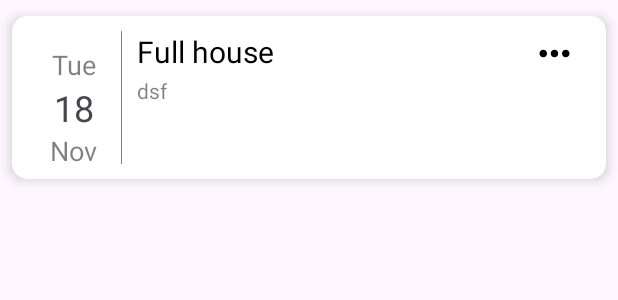
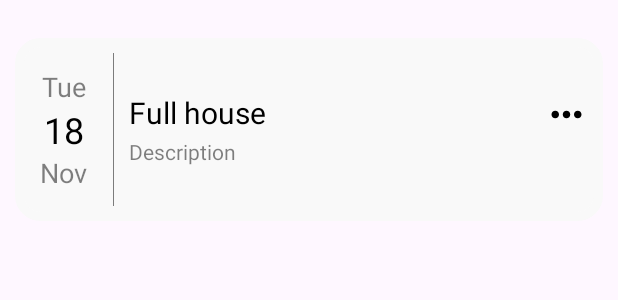
Before and after one commit to maciej-bartoszewski/Planner-Mobile, an Android app: the layout activity_todo_container.xml on its own in the app's theme, with its tools: preview values and no code run, on a phone screen of 412 x 824 dp. Shown: the top 300 px of the screen. Run offline under Robolectric (Android 15) with nearby library versions, the phone set to English and light mode, and no system bars.

Commit message:
Implementacja Wyświetlania notatek

```diff
--- a/app/src/main/java/com/example/planner/ActivityToDo.java
+++ b/app/src/main/java/com/example/planner/ActivityToDo.java
@@ -5,11 +5,13 @@ import android.content.Intent;
 import android.graphics.Color;
 import android.graphics.drawable.ColorDrawable;
 import android.os.Bundle;
+import android.view.LayoutInflater;
 import android.view.View;
 import android.view.ViewGroup;
 import android.widget.Button;
 import android.widget.EditText;
 import android.widget.ImageButton;
+import android.widget.ImageView;
 import android.widget.LinearLayout;
 import android.widget.TextView;
 import android.widget.Toast;
@@ -23,6 +25,7 @@ import com.google.android.gms.tasks.OnSuccessListener;
 import com.google.android.material.navigation.NavigationView;
 import com.google.firebase.firestore.DocumentReference;
 import com.google.firebase.firestore.FirebaseFirestore;
+import com.google.firebase.firestore.QueryDocumentSnapshot;
 
 import java.text.ParseException;
 import java.text.SimpleDateFormat;
@@ -163,7 +166,7 @@ public class ActivityToDo extends AppCompatActivity {
                             public void onSuccess(DocumentReference documentReference) {
                                 Toast.makeText(ActivityToDo.this, "Dodano notatke", Toast.LENGTH_SHORT).show();
                                 containerLayout.removeAllViews();
-//                                displayNotes();
+                                displayNotes();
                             }
                         }).addOnFailureListener(new OnFailureListener() {
                             @Override
@@ -175,7 +178,7 @@ public class ActivityToDo extends AppCompatActivity {
                             addNotePopUp.dismiss();
                         }
                     } else {
-                        invalidDate.setText("Niepoprawna data (Format DD/MM/RR)");
+                        invalidDate.setText("Niepoprawna data");
                         invalidDate.setVisibility(View.VISIBLE);
                     }
                 }
@@ -183,5 +186,48 @@ public class ActivityToDo extends AppCompatActivity {
         });
 
     }
+    private void displayNotes() {
+        db.collection("toDoList")
+                .get()
+                .addOnCompleteListener(task -> {
+                    for (QueryDocumentSnapshot document : task.getResult()) {
 
+                        Map<String, Object> data = document.getData();
+                        if (data.get("email").toString().equals(user.getEmail())) {
+
+
+                            LayoutInflater inflater = LayoutInflater.from(this);
+                            View newLayout = inflater.inflate(R.layout.activity_todo_container, containerLayout, false);
+
+                            TextView title = newLayout.findViewById(R.id.title);
+                            TextView description = newLayout.findViewById(R.id.description);
+                            TextView dateText = newLayout.findViewById(R.id.date);
+                            TextView dayText = newLayout.findViewById(R.id.day);
+                            TextView monthText = newLayout.findViewById(R.id.month);
+                            ImageView options = newLayout.findViewById(R.id.options);
+
+                            title.setText(data.get("title").toString());
+                            description.setText(data.get("description").toString());
+
+                            String dateString = data.get("date").toString();
+                            try {
+                                Date date = new SimpleDateFormat("dd/MM/yy", Locale.getDefault()).parse(dateString);
+
+                                String day = new SimpleDateFormat("dd", Locale.getDefault()).format(date);
+                                dateText.setText(day);
+
+                                String dayOfWeek = new SimpleDateFormat("EEE", Locale.getDefault()).format(date);
+                                dayText.setText(dayOfWeek);
+
+                                String month = new SimpleDateFormat("MMM", Locale.getDefault()).format(date);
+                                monthText.setText(month);
+
+                            } catch (Exception e) {
+                                e.printStackTrace();
+                            }
+                            containerLayout.addView(newLayout);
+                        }
+                    }
+                });
+    }
 }
--- /dev/null
+++ b/app/src/main/res/drawable/box_color_white_note.xml
@@ -0,0 +1,7 @@
+<?xml version="1.0" encoding="utf-8"?>
+<shape xmlns:android="http://schemas.android.com/apk/res/android">
+    <solid android:color="#F9F9F9"></solid>
+    <stroke android:width="6dp"
+        android:color="#F9F9F9"/>
+    <corners android:radius="14dp"/>
+</shape>
--- a/app/src/main/res/layout/activity_todo_container.xml
+++ b/app/src/main/res/layout/activity_todo_container.xml
@@ -1,130 +1,111 @@
 <?xml version="1.0" encoding="utf-8"?>
-<androidx.cardview.widget.CardView xmlns:android="http://schemas.android.com/apk/res/android"
-    android:layout_width="match_parent"
+<LinearLayout xmlns:android="http://schemas.android.com/apk/res/android"
     xmlns:app="http://schemas.android.com/apk/res-auto"
     xmlns:tools="http://schemas.android.com/tools"
-    app:cardUseCompatPadding="true"
-    app:cardElevation="5dp"
-    app:cardCornerRadius="10dp"
-    app:contentPadding="10dp"
-    android:layout_height="130dp">
+    android:background="@drawable/box_color_white_note"
+    android:layout_height="wrap_content"
+    android:layout_width="match_parent"
+    android:orientation="horizontal"
+    android:layout_marginStart="10dp"
+    android:layout_marginTop="25dp"
+    android:layout_marginEnd="10dp"
+    android:paddingTop="10dp"
+    android:paddingBottom="10dp">
 
     <LinearLayout
+        android:backgroundTint="@null"
+        android:layout_height="wrap_content"
+        android:layout_marginLeft="5dp"
+        android:layout_marginRight="5dp"
+        android:layout_marginTop="10dp"
+        android:layout_marginBottom="10dp"
+        android:layout_weight="1"
         android:layout_width="match_parent"
-        android:layout_height="match_parent"
-        android:orientation="horizontal">
-
-        <LinearLayout
-            android:layout_width="match_parent"
-            android:layout_height="match_parent"
-            android:layout_marginLeft="5dp"
-            android:layout_marginTop="10dp"
-            android:layout_marginRight="5dp"
-            android:layout_weight="1"
-            android:orientation="vertical">
+        android:orientation="vertical"
+        android:gravity="center"
+        android:layout_gravity="center">
 
         <TextView
+            android:alpha="0.5"
             android:id="@+id/day"
+            android:layout_gravity="center"
+            android:layout_height="wrap_content"
             android:layout_width="wrap_content"
-                android:layout_height="wrap_content"
-                android:layout_gravity="center"
-                android:alpha="0.5"
             android:text="Tue"
-                android:textColor="@android:color/black"
+            android:textColor="#000000"
             android:textSize="18sp" />
 
         <TextView
             android:id="@+id/date"
+            android:layout_gravity="center"
+            android:layout_height="wrap_content"
             android:layout_width="wrap_content"
-                android:layout_height="wrap_content"
-                android:layout_gravity="center"
             android:text="18"
+            android:textColor="#000000"
             android:textSize="24sp" />
 
         <TextView
+            android:alpha="0.5"
             android:id="@+id/month"
+            android:layout_gravity="center"
+            android:layout_height="wrap_content"
             android:layout_width="wrap_content"
-                android:layout_height="wrap_content"
-                android:layout_gravity="center"
-                android:alpha="0.5"
             android:text="Nov"
-                android:textColor="@android:color/black"
+            android:textColor="#000000"
             android:textSize="18sp" />
 
     </LinearLayout>
 
     <View
-            android:layout_width="0.5dp"
+        android:alpha="0.5"
+        android:background="#000000"
+        android:backgroundTint="@null"
         android:layout_height="match_parent"
-            android:alpha="0.5"
-            android:background="@android:color/black"/>
+        android:layout_width="0.5dp" />
 
     <LinearLayout
-            android:layout_width="match_parent"
+        android:backgroundTint="@null"
+        android:layout_gravity="center"
         android:layout_height="wrap_content"
-            android:layout_gravity="center"
         android:layout_marginLeft="10dp"
         android:layout_marginRight="10dp"
         android:layout_weight="0.2"
+        android:layout_width="match_parent"
         android:orientation="vertical">
 
         <LinearLayout
-                android:layout_width="match_parent"
-                android:layout_height="wrap_content">
+            android:layout_height="wrap_content"
+            android:layout_width="match_parent">
 
             <TextView
                 android:id="@+id/title"
-                    android:layout_width="wrap_content"
                 android:layout_height="wrap_content"
                 android:layout_weight="1"
+                android:layout_width="wrap_content"
                 android:singleLine="true"
                 android:textColor="@android:color/black"
                 android:textSize="20sp"
                 tools:text="Full house" />
 
             <ImageView
+                android:background="@drawable/icon_more"
                 android:id="@+id/options"
-                    android:layout_width="30dp"
                 android:layout_height="30dp"
-                    android:background="@drawable/icon_more" />
+                android:layout_width="30dp" />
 
         </LinearLayout>
 
         <TextView
             android:id="@+id/description"
-                android:layout_width="wrap_content"
+            android:layout_width="match_parent"
             android:layout_height="wrap_content"
             android:alpha="0.5"
-                android:singleLine="true"
+            android:maxLines="10"
             android:textColor="@android:color/black"
             android:textSize="14sp"
-                tools:text="dsf" />
+            tools:text="Description" />
 
-            <TextView
-                android:id="@+id/time"
-                android:layout_width="wrap_content"
-                android:layout_height="wrap_content"
-                android:alpha="0.5"
-                android:singleLine="true"
-                android:textColor="@android:color/black"
-                android:textSize="12sp"
-                tools:text="" />
-
-            <TextView
-                android:id="@+id/status"
-                android:layout_width="wrap_content"
-                android:layout_height="wrap_content"
-                android:layout_gravity="right"
-                android:layout_marginTop="10dp"
-                android:paddingLeft="10dp"
-                android:paddingTop="5dp"
-                android:paddingRight="10dp"
-                android:paddingBottom="5dp"
-                android:text="COMPLETED"
-                android:textColor="@android:color/black"
-                android:textSize="12sp" />
 
     </LinearLayout>
 
 </LinearLayout>
-</androidx.cardview.widget.CardView>
--- a/app/src/main/res/layout/activity_todo_view.xml
+++ b/app/src/main/res/layout/activity_todo_view.xml
@@ -73,7 +73,6 @@
         android:id="@+id/scrollView"
         android:layout_width="match_parent"
         android:layout_height="wrap_content"
-        android:layout_below="@id/layout1"
         android:layout_alignParentStart="true"
         android:layout_alignParentEnd="true"
         android:layout_alignParentBottom="true"
```
Lines whose indentation alone changed are shown as unchanged.
